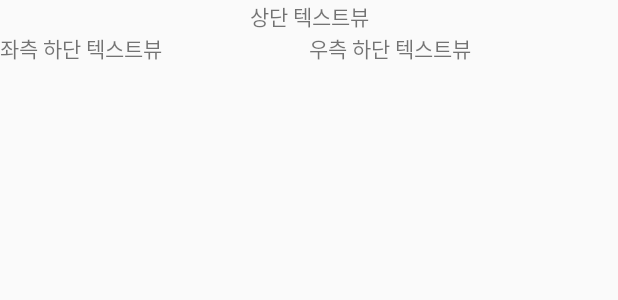
After one commit to SemiC0DER/subway, an Android app built with Jetpack Compose: the layout testtt.xml on its own in the app's theme, with its tools: preview values and no code run, on a phone screen of 412 x 824 dp. The commit adds this screen. Shown: the top 300 px of the screen. Run offline under Robolectric (Android 15) with nearby library versions, the phone set to English and light mode, and no system bars.

Commit message:
순서 변경

```diff
--- /dev/null
+++ b/app/src/main/res/layout/testtt.xml
@@ -0,0 +1,46 @@
+<?xml version="1.0" encoding="utf-8"?>
+<androidx.constraintlayout.widget.ConstraintLayout
+    xmlns:android="http://schemas.android.com/apk/res/android"
+    xmlns:app="http://schemas.android.com/apk/res-auto"
+    xmlns:tools="http://schemas.android.com/tools"
+    android:layout_width="match_parent"
+    android:layout_height="wrap_content">
+
+    <TextView
+        android:id="@+id/topTextView"
+        android:layout_width="wrap_content"
+        android:layout_height="wrap_content"
+        android:text="상단 텍스트뷰"
+        app:layout_constraintTop_toTopOf="parent"
+        app:layout_constraintStart_toStartOf="parent"
+        app:layout_constraintEnd_toEndOf="parent" />
+
+    <!-- 하단에 위치할 텍스트뷰들을 가로로 그룹화 -->
+    <androidx.constraintlayout.widget.ConstraintLayout
+        android:layout_width="match_parent"
+        android:layout_height="wrap_content"
+        app:layout_constraintTop_toBottomOf="@id/topTextView"
+        app:layout_constraintStart_toStartOf="parent"
+        app:layout_constraintEnd_toEndOf="parent">
+
+        <!-- 좌측 하단 텍스트뷰 -->
+        <TextView
+            android:id="@+id/leftBottomTextView"
+            android:layout_width="0dp"
+            android:layout_height="wrap_content"
+            android:text="좌측 하단 텍스트뷰"
+            app:layout_constraintStart_toStartOf="parent"
+            app:layout_constraintEnd_toStartOf="@id/rightBottomTextView"
+            app:layout_constraintTop_toTopOf="parent" />
+
+        <!-- 우측 하단 텍스트뷰 -->
+        <TextView
+            android:id="@+id/rightBottomTextView"
+            android:layout_width="0dp"
+            android:layout_height="wrap_content"
+            android:text="우측 하단 텍스트뷰"
+            app:layout_constraintStart_toEndOf="@id/leftBottomTextView"
+            app:layout_constraintEnd_toEndOf="parent"
+            app:layout_constraintTop_toTopOf="parent" />
+    </androidx.constraintlayout.widget.ConstraintLayout>
+</androidx.constraintlayout.widget.ConstraintLayout>
```
Also changed, not shown: app/src/main/res/drawable/1_green.xml (deleted, +0 -15 lines), app/src/main/res/drawable/2_navy.xml (deleted, +0 -15 lines), app/src/main/res/drawable/3_brown.xml (deleted, +0 -15 lines), app/src/main/res/drawable/4_red.xml (deleted, +0 -15 lines), app/src/main/res/drawable/5_blue.xml (deleted, +0 -15 lines), app/src/main/res/drawable/6_yellow.xml (deleted, +0 -15 lines), app/src/main/res/drawable/7_limegreen.xml (deleted, +0 -15 lines), app/src/main/res/drawable/8_skyblue.xml (deleted, +0 -15 lines), app/src/main/res/drawable/9_pupple.xml (deleted, +0 -15 lines), app/src/main/res/layout/shortest_distance.xml (+77 -60 lines).
